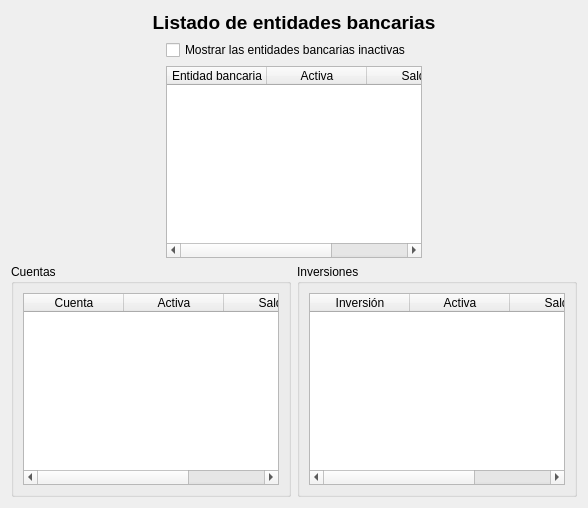
Old version of the form ui/wdgBancos.ui in the repository turulomio/xulpymoney.
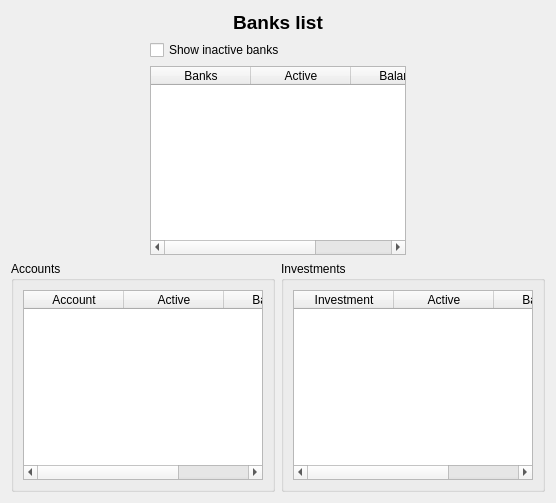
New version of the form. Icons and pictures are not drawn. Custom widgets are drawn as their Qt base class.

Patch:
```diff
--- a/ui/wdgBancos.ui
+++ b/ui/wdgBancos.ui
@@ -2,6 +2,18 @@
 <ui version="4.0">
  <class>wdgBancos</class>
  <widget class="QWidget" name="wdgBancos">
+  <property name="geometry">
+   <rect>
+    <x>0</x>
+    <y>0</y>
+    <width>556</width>
+    <height>503</height>
+   </rect>
+  </property>
+  <property name="windowIcon">
+   <iconset resource="../images/xulpymoney.qrc">
+    <normaloff>:/xulpymoney/bank.png</normaloff>:/xulpymoney/bank.png</iconset>
+  </property>
   <layout class="QHBoxLayout" name="horizontalLayout_5">
    <item>
     <layout class="QVBoxLayout" name="verticalLayout_2">
@@ -15,7 +27,7 @@
         </font>
        </property>
        <property name="text">
-        <string>Listado de entidades bancarias</string>
+        <string>Banks list</string>
        </property>
        <property name="alignment">
         <set>Qt::AlignCenter</set>
@@ -42,7 +54,7 @@
          <item>
           <widget class="QCheckBox" name="chkInactivas">
            <property name="text">
-            <string>Mostrar las entidades bancarias inactivas</string>
+            <string>Show inactive banks</string>
            </property>
           </widget>
          </item>
@@ -65,17 +77,17 @@
            </attribute>
            <column>
             <property name="text">
-             <string>Entidad bancaria</string>
+             <string>Banks</string>
             </property>
            </column>
            <column>
             <property name="text">
-             <string>Activa</string>
+             <string>Active</string>
             </property>
            </column>
            <column>
             <property name="text">
-             <string>Saldo</string>
+             <string>Balance</string>
             </property>
            </column>
           </widget>
@@ -102,7 +114,7 @@
        <item>
         <widget class="QGroupBox" name="groupBox_2">
          <property name="title">
-          <string>Cuentas</string>
+          <string>Accounts</string>
          </property>
          <layout class="QHBoxLayout" name="horizontalLayout_2">
           <item>
@@ -121,17 +133,17 @@
             </attribute>
             <column>
              <property name="text">
-              <string>Cuenta</string>
+              <string>Account</string>
              </property>
             </column>
             <column>
              <property name="text">
-              <string>Activa</string>
+              <string>Active</string>
              </property>
             </column>
             <column>
              <property name="text">
-              <string>Saldo</string>
+              <string>Balance</string>
              </property>
             </column>
            </widget>
@@ -142,7 +154,7 @@
        <item>
         <widget class="QGroupBox" name="groupBox">
          <property name="title">
-          <string>Inversiones</string>
+          <string>Investments</string>
          </property>
          <layout class="QHBoxLayout" name="horizontalLayout">
           <item>
@@ -161,17 +173,17 @@
             </attribute>
             <column>
              <property name="text">
-              <string>Inversión</string>
+              <string>Investment</string>
              </property>
             </column>
             <column>
              <property name="text">
-              <string>Activa</string>
+              <string>Active</string>
              </property>
             </column>
             <column>
              <property name="text">
-              <string>Saldo</string>
+              <string>Balance</string>
              </property>
             </column>
            </widget>
```
